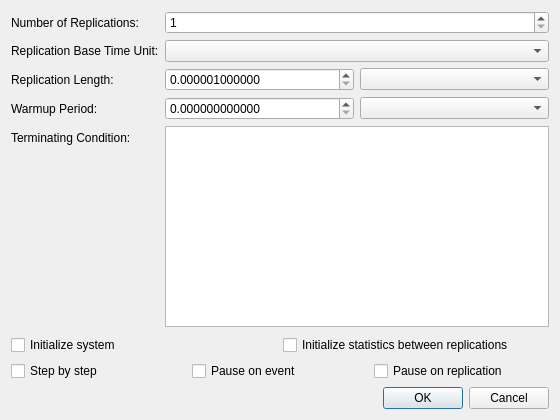
First picture: the form in source/applications/gui/qt/GenesysQtGUI/dialogs/dialogsimulationconfigure.ui, repository rlcancian/Genesys-Simulator, before the edit.
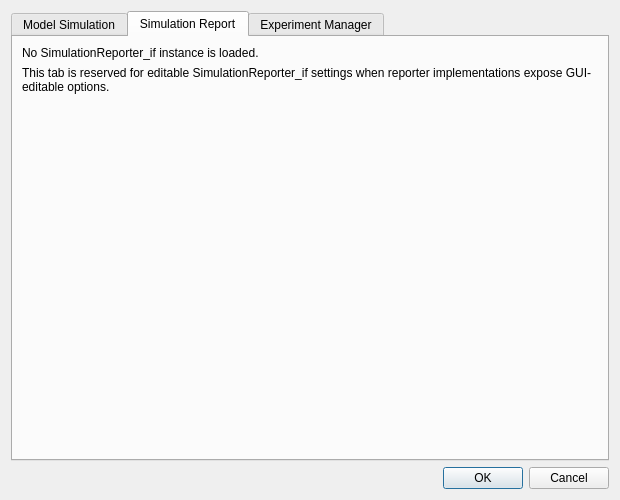
Second picture: the form after the edit. The open tabs and pages were chosen to show the change.

Commit message: Split simulation configure dialog into tabs

```diff
--- a/source/applications/gui/qt/GenesysQtGUI/dialogs/dialogsimulationconfigure.ui
+++ b/source/applications/gui/qt/GenesysQtGUI/dialogs/dialogsimulationconfigure.ui
@@ -9,8 +9,8 @@
    <rect>
     <x>0</x>
     <y>0</y>
-    <width>560</width>
-    <height>420</height>
+    <width>620</width>
+    <height>500</height>
    </rect>
   </property>
   <property name="windowTitle">
@@ -18,6 +18,16 @@
   </property>
   <layout class="QVBoxLayout" name="verticalLayout">
    <item>
+    <widget class="QTabWidget" name="tabWidgetSimulationConfigure">
+     <property name="currentIndex">
+      <number>0</number>
+     </property>
+     <widget class="QWidget" name="tabModelSimulation">
+      <attribute name="title">
+       <string>Model Simulation</string>
+      </attribute>
+      <layout class="QVBoxLayout" name="verticalLayoutModelSimulation">
+       <item>
     <layout class="QFormLayout" name="formLayout">
      <property name="leftMargin">
       <number>0</number>
@@ -186,6 +196,103 @@
     </layout>
    </item>
    <item>
+        <spacer name="verticalSpacerModelSimulation">
+         <property name="orientation">
+          <enum>Qt::Vertical</enum>
+         </property>
+         <property name="sizeHint" stdset="0">
+          <size>
+           <width>20</width>
+           <height>40</height>
+          </size>
+         </property>
+        </spacer>
+       </item>
+      </layout>
+     </widget>
+     <widget class="QWidget" name="tabSimulationReport">
+      <attribute name="title">
+       <string>Simulation Report</string>
+      </attribute>
+      <layout class="QVBoxLayout" name="verticalLayoutSimulationReport">
+       <item>
+        <widget class="QLabel" name="labelSimulationReporterStatus">
+         <property name="text">
+          <string>No SimulationReporter_if instance is loaded.</string>
+         </property>
+         <property name="wordWrap">
+          <bool>true</bool>
+         </property>
+        </widget>
+       </item>
+       <item>
+        <widget class="QLabel" name="labelSimulationReporterPlaceholder">
+         <property name="text">
+          <string>This tab is reserved for editable SimulationReporter_if settings when reporter implementations expose GUI-editable options.</string>
+         </property>
+         <property name="wordWrap">
+          <bool>true</bool>
+         </property>
+        </widget>
+       </item>
+       <item>
+        <spacer name="verticalSpacerSimulationReport">
+         <property name="orientation">
+          <enum>Qt::Vertical</enum>
+         </property>
+         <property name="sizeHint" stdset="0">
+          <size>
+           <width>20</width>
+           <height>40</height>
+          </size>
+         </property>
+        </spacer>
+       </item>
+      </layout>
+     </widget>
+     <widget class="QWidget" name="tabExperimentManager">
+      <attribute name="title">
+       <string>Experiment Manager</string>
+      </attribute>
+      <layout class="QVBoxLayout" name="verticalLayoutExperimentManager">
+       <item>
+        <widget class="QLabel" name="labelExperimentManagerStatus">
+         <property name="text">
+          <string>No ExperimentManager instance is loaded.</string>
+         </property>
+         <property name="wordWrap">
+          <bool>true</bool>
+         </property>
+        </widget>
+       </item>
+       <item>
+        <widget class="QLabel" name="labelExperimentManagerPlaceholder">
+         <property name="text">
+          <string>This tab is reserved for editable ExperimentManager settings as the experiment kernel API stabilizes.</string>
+         </property>
+         <property name="wordWrap">
+          <bool>true</bool>
+         </property>
+        </widget>
+       </item>
+       <item>
+        <spacer name="verticalSpacerExperimentManager">
+         <property name="orientation">
+          <enum>Qt::Vertical</enum>
+         </property>
+         <property name="sizeHint" stdset="0">
+          <size>
+           <width>20</width>
+           <height>40</height>
+          </size>
+         </property>
+        </spacer>
+       </item>
+      </layout>
+     </widget>
+    </widget>
+   </item>
+   <item>
     <widget class="QDialogButtonBox" name="buttonBox">
      <property name="orientation">
       <enum>Qt::Horizontal</enum>
```
Left out of the diff: 5 changed lines with no effect on the pictures. Lines whose indentation alone changed are shown as unchanged. The commit also changes 3 other files.
